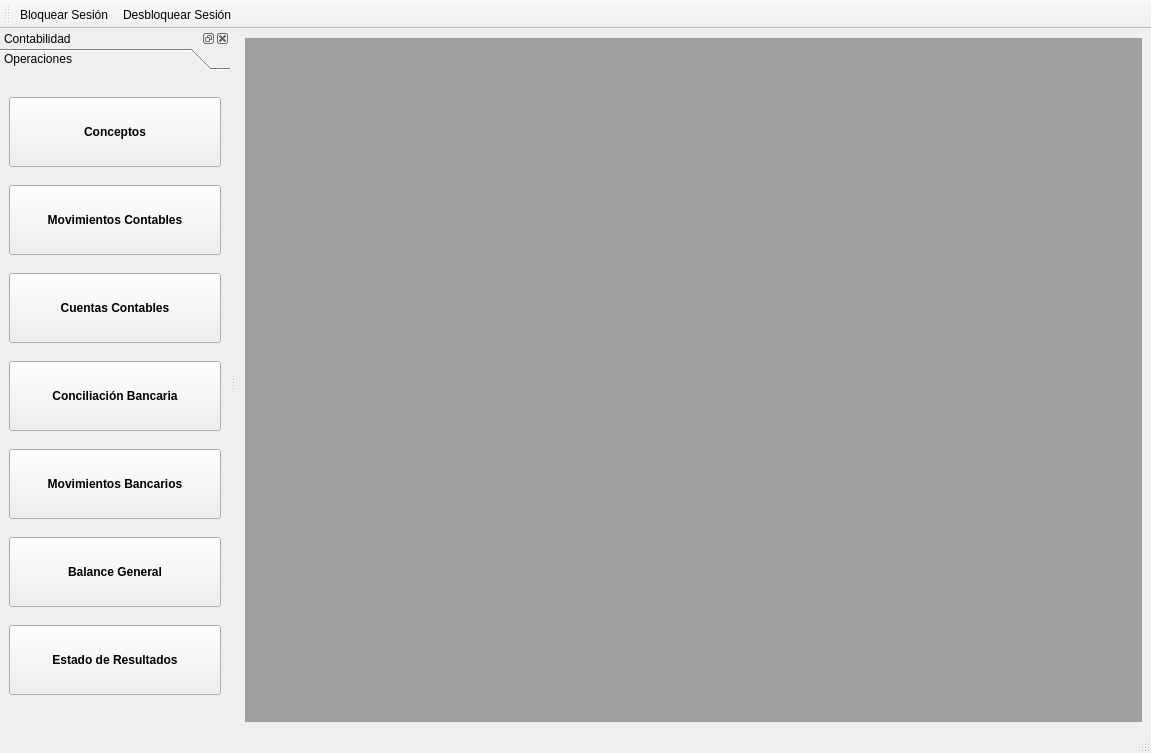
Old version of the form src/ui/mainwindowcontabilidad.ui in the repository armonge/EsquipulasPy.
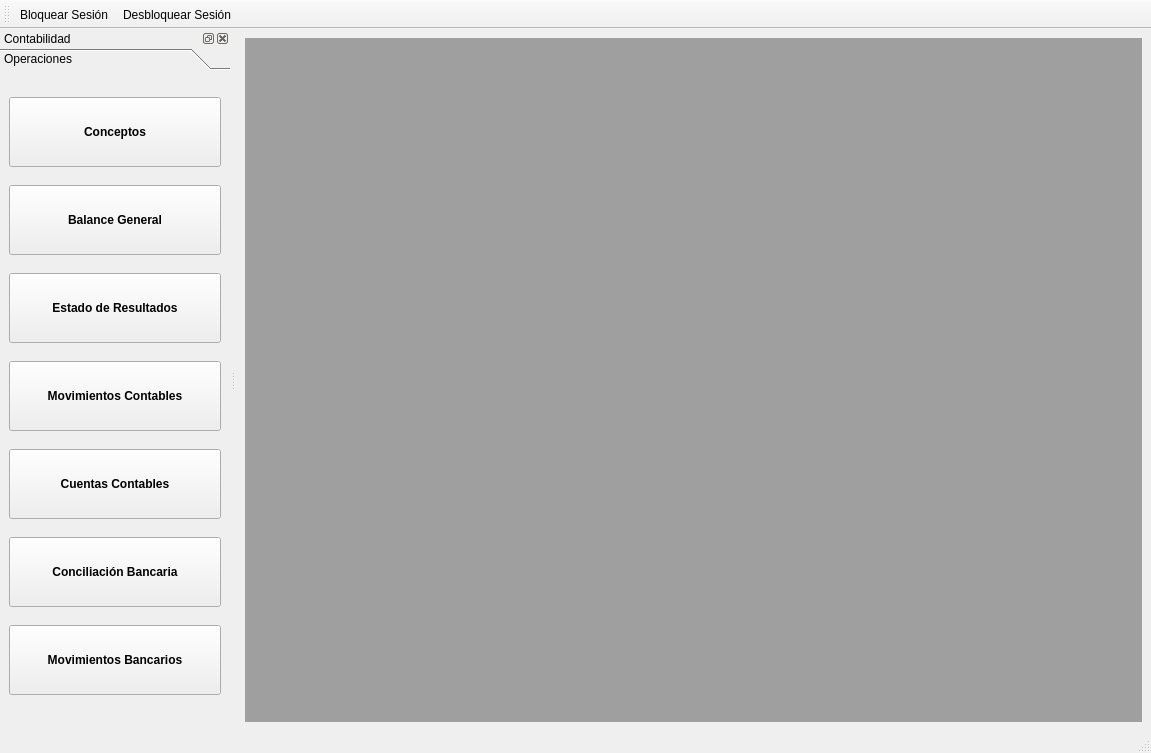
New version of the form. Icons and pictures are not drawn.

Commit message: Agregue catalogo de conceptos modulo contabilidad

Patch:
```diff
--- a/src/ui/mainwindowcontabilidad.ui
+++ b/src/ui/mainwindowcontabilidad.ui
@@ -84,7 +84,7 @@
          <rect>
           <x>0</x>
           <y>0</y>
-          <width>265</width>
+          <width>274</width>
           <height>626</height>
          </rect>
         </property>
@@ -140,6 +140,100 @@
           </widget>
          </item>
          <item row="1" column="0">
+          <widget class="QPushButton" name="btnBalance">
+           <property name="sizePolicy">
+            <sizepolicy hsizetype="MinimumExpanding" vsizetype="Fixed">
+             <horstretch>0</horstretch>
+             <verstretch>0</verstretch>
+            </sizepolicy>
+           </property>
+           <property name="minimumSize">
+            <size>
+             <width>0</width>
+             <height>70</height>
+            </size>
+           </property>
+           <property name="font">
+            <font>
+             <weight>75</weight>
+             <bold>true</bold>
+            </font>
+           </property>
+           <property name="text">
+            <string>Balance General</string>
+           </property>
+           <property name="icon">
+            <iconset resource="res.qrc">
+             <normaloff>:/images/res/view-pim-tasks.png</normaloff>:/images/res/view-pim-tasks.png</iconset>
+           </property>
+           <property name="iconSize">
+            <size>
+             <width>48</width>
+             <height>48</height>
+            </size>
+           </property>
+           <property name="shortcut">
+            <string>Ctrl+4</string>
+           </property>
+           <property name="autoDefault">
+            <bool>false</bool>
+           </property>
+           <property name="default">
+            <bool>false</bool>
+           </property>
+           <property name="flat">
+            <bool>false</bool>
+           </property>
+          </widget>
+         </item>
+         <item row="2" column="0">
+          <widget class="QPushButton" name="btnEstado">
+           <property name="sizePolicy">
+            <sizepolicy hsizetype="MinimumExpanding" vsizetype="Fixed">
+             <horstretch>0</horstretch>
+             <verstretch>0</verstretch>
+            </sizepolicy>
+           </property>
+           <property name="minimumSize">
+            <size>
+             <width>0</width>
+             <height>70</height>
+            </size>
+           </property>
+           <property name="font">
+            <font>
+             <weight>75</weight>
+             <bold>true</bold>
+            </font>
+           </property>
+           <property name="text">
+            <string>Estado de Resultados</string>
+           </property>
+           <property name="icon">
+            <iconset resource="res.qrc">
+             <normaloff>:/images/res/view-pim-tasks.png</normaloff>:/images/res/view-pim-tasks.png</iconset>
+           </property>
+           <property name="iconSize">
+            <size>
+             <width>48</width>
+             <height>48</height>
+            </size>
+           </property>
+           <property name="shortcut">
+            <string>Ctrl+4</string>
+           </property>
+           <property name="autoDefault">
+            <bool>false</bool>
+           </property>
+           <property name="default">
+            <bool>false</bool>
+           </property>
+           <property name="flat">
+            <bool>false</bool>
+           </property>
+          </widget>
+         </item>
+         <item row="3" column="0">
           <widget class="QPushButton" name="btnMovements">
            <property name="sizePolicy">
             <sizepolicy hsizetype="MinimumExpanding" vsizetype="Fixed">
@@ -186,7 +280,7 @@
            </property>
           </widget>
          </item>
-         <item row="2" column="0">
+         <item row="4" column="0">
           <widget class="QPushButton" name="btnAccounts">
            <property name="sizePolicy">
             <sizepolicy hsizetype="MinimumExpanding" vsizetype="Fixed">
@@ -233,7 +327,7 @@
            </property>
           </widget>
          </item>
-         <item row="3" column="0">
+         <item row="5" column="0">
           <widget class="QPushButton" name="btnConciliacion">
            <property name="sizePolicy">
             <sizepolicy hsizetype="MinimumExpanding" vsizetype="Fixed">
@@ -280,7 +374,7 @@
            </property>
           </widget>
          </item>
-         <item row="4" column="0">
+         <item row="6" column="0">
           <widget class="QPushButton" name="btnNotasCD">
            <property name="sizePolicy">
             <sizepolicy hsizetype="MinimumExpanding" vsizetype="Fixed">
@@ -327,100 +421,6 @@
            </property>
           </widget>
          </item>
-         <item>
-          <widget class="QPushButton" name="btnBalance">
-           <property name="sizePolicy">
-            <sizepolicy hsizetype="MinimumExpanding" vsizetype="Fixed">
-             <horstretch>0</horstretch>
-             <verstretch>0</verstretch>
-            </sizepolicy>
-           </property>
-           <property name="minimumSize">
-            <size>
-             <width>0</width>
-             <height>70</height>
-            </size>
-           </property>
-           <property name="font">
-            <font>
-             <weight>75</weight>
-             <bold>true</bold>
-            </font>
-           </property>
-           <property name="text">
-            <string>Balance General</string>
-           </property>
-           <property name="icon">
-            <iconset resource="res.qrc">
-             <normaloff>:/images/res/view-pim-tasks.png</normaloff>:/images/res/view-pim-tasks.png</iconset>
-           </property>
-           <property name="iconSize">
-            <size>
-             <width>48</width>
-             <height>48</height>
-            </size>
-           </property>
-           <property name="shortcut">
-            <string>Ctrl+4</string>
-           </property>
-           <property name="autoDefault">
-            <bool>false</bool>
-           </property>
-           <property name="default">
-            <bool>false</bool>
-           </property>
-           <property name="flat">
-            <bool>false</bool>
-           </property>
-          </widget>
-         </item>
-         <item>
-          <widget class="QPushButton" name="btnEstado">
-           <property name="sizePolicy">
-            <sizepolicy hsizetype="MinimumExpanding" vsizetype="Fixed">
-             <horstretch>0</horstretch>
-             <verstretch>0</verstretch>
-            </sizepolicy>
-           </property>
-           <property name="minimumSize">
-            <size>
-             <width>0</width>
-             <height>70</height>
-            </size>
-           </property>
-           <property name="font">
-            <font>
-             <weight>75</weight>
-             <bold>true</bold>
-            </font>
-           </property>
-           <property name="text">
-            <string>Estado de Resultados</string>
-           </property>
-           <property name="icon">
-            <iconset resource="res.qrc">
-             <normaloff>:/images/res/view-pim-tasks.png</normaloff>:/images/res/view-pim-tasks.png</iconset>
-           </property>
-           <property name="iconSize">
-            <size>
-             <width>48</width>
-             <height>48</height>
-            </size>
-           </property>
-           <property name="shortcut">
-            <string>Ctrl+4</string>
-           </property>
-           <property name="autoDefault">
-            <bool>false</bool>
-           </property>
-           <property name="default">
-            <bool>false</bool>
-           </property>
-           <property name="flat">
-            <bool>false</bool>
-           </property>
-          </widget>
-         </item>
         </layout>
        </widget>
       </widget>
```
